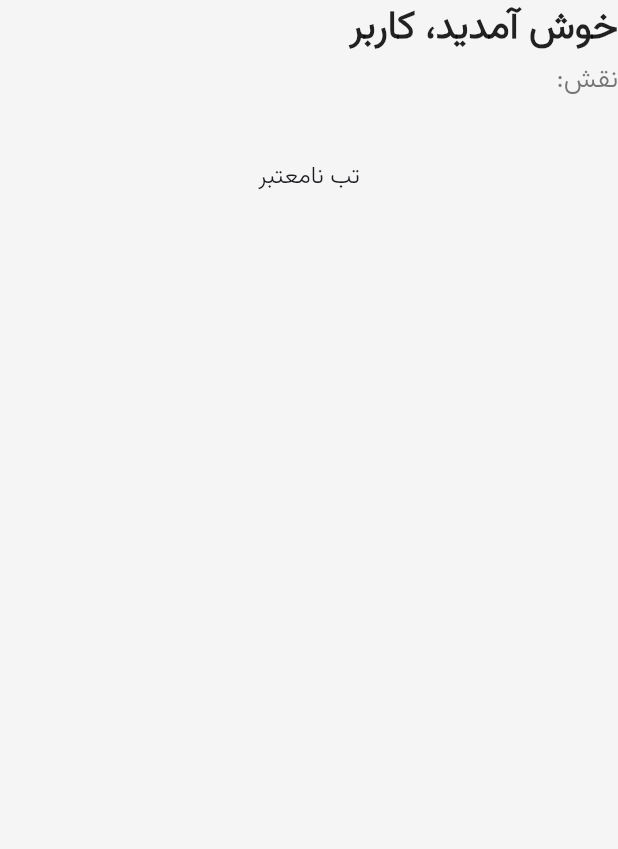
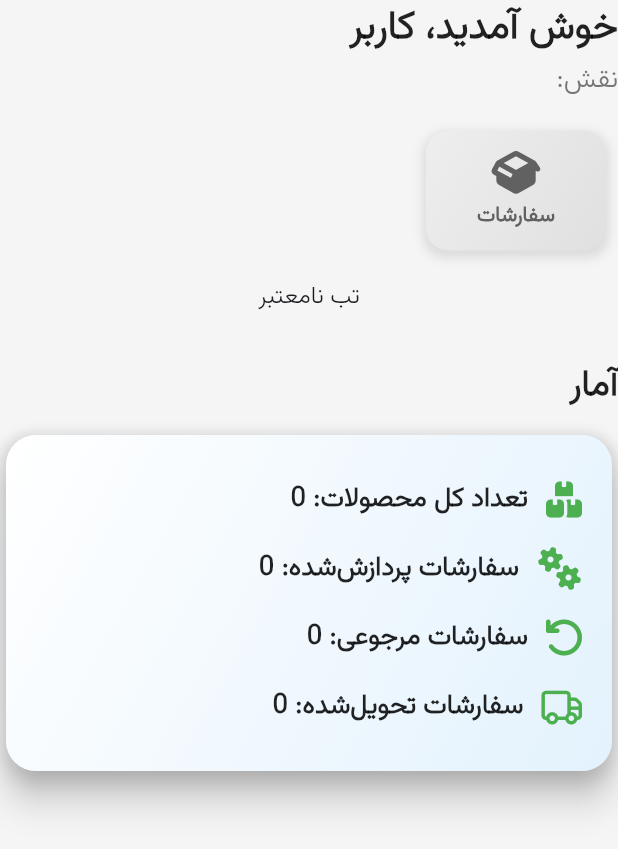
Before and after one commit to keivanV/eshop, a Flutter app: the DashboardTab widget shown alone on an empty page, opened directly with empty values, on a phone screen of 412 x 824 dp. Shown: the top 849 px of the screen. Run offline on Flutter 3.47's test engine with Material 3 defaults, Android fonts, the phone set to English and light mode, and no system bars; our stand-ins replace cached_network_image, carousel_slider, curved_navigation_bar, fl_chart, font_awesome_flutter, image_picker and 2 more; accounts and stored records are empty; network calls fail.

Commit message:
version 1.2

```diff
--- a/frontEnd/eshop/lib/screens/dashboard_tab.dart
+++ b/frontEnd/eshop/lib/screens/dashboard_tab.dart
@@ -31,15 +31,91 @@ class DashboardTab extends StatelessWidget {
     final orderProvider = Provider.of<OrderProvider>(context);
     final productProvider = Provider.of<ProductProvider>(context);
     final totalProducts = productProvider.products.length;
+
+    // Calculate statistics based on role
+    final pendingOrders = orderProvider.orders
+        .where((o) => o.status == OrderStatus.pending)
+        .length;
     final processedOrders = orderProvider.orders
         .where((o) => o.status == OrderStatus.processed)
+        .length;
+    final shippedOrders = orderProvider.orders
+        .where((o) => o.status == OrderStatus.shipped)
+        .length;
+    final deliveredOrders = orderProvider.orders
+        .where((o) => o.status == OrderStatus.delivered)
         .length;
     final returnedOrders = orderProvider.orders
         .where((o) => o.status == OrderStatus.returned)
         .length;
-    final deliveredOrders = orderProvider.orders
-        .where((o) => o.status == OrderStatus.delivered)
+    final cancelledOrders = orderProvider.orders
+        .where((o) => o.status == OrderStatus.cancelled)
         .length;
+
+    // Select relevant statistics based on role
+    final stats = role == 'warehouse_manager'
+        ? [
+            _buildStatRow(
+              icon: FontAwesomeIcons.hourglassHalf,
+              label: 'سفارشات در انتظار',
+              value: pendingOrders.toString(),
+            ),
+            _buildStatRow(
+              icon: FontAwesomeIcons.cogs,
+              label: 'سفارشات پردازش‌شده',
+              value: processedOrders.toString(),
+            ),
+            _buildStatRow(
+              icon: FontAwesomeIcons.ban,
+              label: 'سفارشات لغوشده',
+              value: cancelledOrders.toString(),
+            ),
+          ]
+        : role == 'delivery_agent'
+            ? [
+                _buildStatRow(
+                  icon: FontAwesomeIcons.cogs,
+                  label: 'سفارشات پردازش‌شده',
+                  value: processedOrders.toString(),
+                ),
+                _buildStatRow(
+                  icon: FontAwesomeIcons.truckLoading,
+                  label: 'سفارشات ارسال‌شده',
+                  value: shippedOrders.toString(),
+                ),
+                _buildStatRow(
+                  icon: FontAwesomeIcons.truck,
+                  label: 'سفارشات تحویل‌شده',
+                  value: deliveredOrders.toString(),
+                ),
+                _buildStatRow(
+                  icon: FontAwesomeIcons.undo,
+                  label: 'سفارشات مرجوعی',
+                  value: returnedOrders.toString(),
+                ),
+              ]
+            : [
+                _buildStatRow(
+                  icon: FontAwesomeIcons.boxes,
+                  label: 'تعداد کل محصولات',
+                  value: totalProducts.toString(),
+                ),
+                _buildStatRow(
+                  icon: FontAwesomeIcons.cogs,
+                  label: 'سفارشات پردازش‌شده',
+                  value: processedOrders.toString(),
+                ),
+                _buildStatRow(
+                  icon: FontAwesomeIcons.undo,
+                  label: 'سفارشات مرجوعی',
+                  value: returnedOrders.toString(),
+                ),
+                _buildStatRow(
+                  icon: FontAwesomeIcons.truck,
+                  label: 'سفارشات تحویل‌شده',
+                  value: deliveredOrders.toString(),
+                ),
+              ];
 
     return SingleChildScrollView(
       child: Column(
@@ -78,7 +154,7 @@ class DashboardTab extends StatelessWidget {
                 ? _buildProductsContent(context)
                 : _buildMenuTabContent(context, role),
           ),
-          if (role == 'admin') ...[
+          if (role != 'user') ...[
             const SizedBox(height: 30),
             const Text(
               'آمار',
@@ -115,28 +191,7 @@ class DashboardTab extends StatelessWidget {
                 padding: const EdgeInsets.all(20.0),
                 child: Column(
                   crossAxisAlignment: CrossAxisAlignment.start,
-                  children: [
-                    _buildStatRow(
-                      icon: FontAwesomeIcons.boxes,
-                      label: 'تعداد کل محصولات',
-                      value: totalProducts.toString(),
-                    ),
-                    _buildStatRow(
-                      icon: FontAwesomeIcons.cogs,
-                      label: 'سفارشات پردازش‌شده',
-                      value: processedOrders.toString(),
-                    ),
-                    _buildStatRow(
-                      icon: FontAwesomeIcons.undo,
-                      label: 'سفارشات مرجوعی',
-                      value: returnedOrders.toString(),
-                    ),
-                    _buildStatRow(
-                      icon: FontAwesomeIcons.truck,
-                      label: 'سفارشات تحویل‌شده',
-                      value: deliveredOrders.toString(),
-                    ),
-                  ],
+                  children: stats,
                 ),
               ),
             ),
@@ -174,9 +229,6 @@ class DashboardTab extends StatelessWidget {
               isSelected: selectedMenuTab == 'inventory',
             ),
           ],
-          if (role == 'admin' ||
-              role == 'warehouse_manager' ||
-              role == 'delivery_agent')
           _buildMenuCard(
             context: context,
             icon: FontAwesomeIcons.boxOpen,
--- a/frontEnd/eshop/lib/services/api_service.dart
+++ b/frontEnd/eshop/lib/services/api_service.dart
@@ -263,7 +263,6 @@ class ApiService {
         } else if (response.statusCode == 403) {
           throw Exception('Forbidden: User role not authorized');
         } else if (response.statusCode == 404) {
-
           if (attempt < 3) {
             await Future.delayed(const Duration(milliseconds: 500));
             continue;
@@ -308,9 +307,8 @@ class ApiService {
   static Future<List<dynamic>> getOrders(String token,
       [String role = '', String userId = '']) async {
     final baseUrl = _cleanBaseUrl();
-    final url = role == 'admin'
-        ? '$baseUrl/api/orders'
-        : '$baseUrl/api/orders/user/$userId';
+    final url =
+        '$baseUrl/api/orders'; // Always use /api/orders, backend filters by role
     final response = await http.get(
       Uri.parse(url),
       headers: {
```
Also changed, not shown: frontEnd/eshop/lib/screens/admin_dashboard_screen.dart (+54 -50 lines), frontEnd/eshop/lib/screens/dashboard_screen.dart (+16 -9 lines), frontEnd/eshop/lib/screens/home_screen.dart (+12 -2 lines), frontEnd/eshop/lib/screens/order_management_screen.dart (+54 -15 lines), 1 other file. Lines whose indentation alone changed are shown as unchanged.
